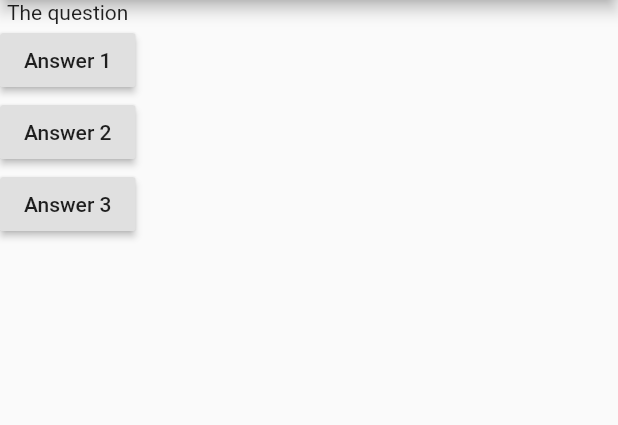
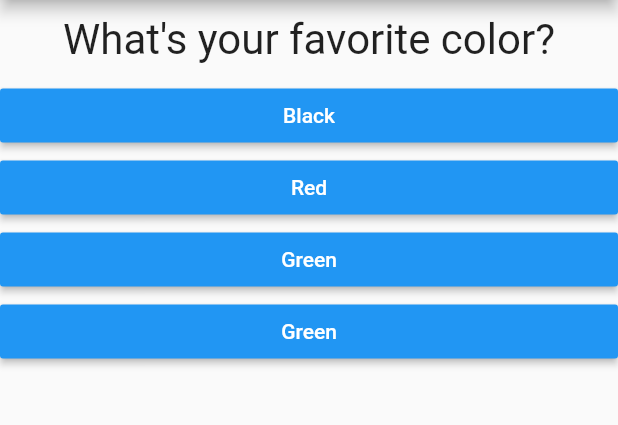
Before and after one commit to martinez96carlos/fluttercourse1, a Flutter app: the screen it shows after launch, on a phone screen of 412 x 824 dp, the part 84-509 px from its top. Run offline on Flutter 3.47's test engine with Material 2 defaults, Android fonts, the phone set to English and light mode, and no system bars.

```diff
--- /dev/null
+++ b/lib/answer.dart
@@ -0,0 +1,21 @@
+import 'package:flutter/material.dart';
+
+class Answer extends StatelessWidget {
+  final Function selectHandler;
+  final String answerText;
+
+  Answer(this.selectHandler, this.answerText);
+
+  @override
+  Widget build(BuildContext context) {
+    return Container(
+      width: double.infinity,
+      child: RaisedButton(
+                color: Colors.blue,
+                textColor: Colors.white,
+                child: Text(answerText),
+                onPressed: selectHandler,
+              ),
+    );
+  }
+}
--- a/lib/main.dart
+++ b/lib/main.dart
@@ -1,46 +1,92 @@
 import 'package:flutter/material.dart';
-
+// import './question.dart';
+// import './answer.dart';
+import './quiz.dart';
+import './result.dart';
 // void main() {
 //   runApp(MyApp());
 // }
 
 void main() => runApp(MyApp());
 
-class MyApp extends StatelessWidget {
+class MyApp extends StatefulWidget {
+  @override
+  State<StatefulWidget> createState() {
+    // TODO: implement createState
+    return _MyAppState();
+  }
+}
+
+class _MyAppState extends State<MyApp> {
+  static const _questions = [
+    {
+      'questionText': 'What\'s your favorite color?',
+      'answers': [
+        {'text': 'Black', 'score': 12},
+        {'text': 'Red', 'score': 9},
+        {'text': 'Green', 'score': 6},
+        {'text': 'Green', 'score': 3},
+      ]
+    },
+    {
+      'questionText': 'What\'s your favorite animal?',
+      'answers': [
+        {'text': 'Rabbit', 'score': 8},
+        {'text': 'Snake', 'score': 6},
+        {'text': 'Lion', 'score': 4},
+        {'text': 'Zebra', 'score': 2},
+      ]
+    },
+    {
+      'questionText': 'Who\'s your favorite instructor',
+      'answers': [
+        {'text': 'Carlos', 'score': 4},
+        {'text': 'Lulu', 'score': 3},
+        {'text': 'Vivi', 'score': 2},
+        {'text': 'Andres', 'score': 1},
+        ]
+    },
+  ];
+  var _questionIndex = 0;
+  var _totalScore = 0;
+
+  void _resetQuiz(){
+    setState(() {
+      _questionIndex = 0;
+      _totalScore = 0;
+    });
+
+  }
+
+  void _answerQuestion(int score) {
+    // var aBool = true;
+    // aBool = false;
+
+    _totalScore += score;
+    setState(() {
+      _questionIndex = _questionIndex + 1;
+    });
+    print(_questionIndex);
+    if (_questionIndex < _questions.length) {
+      print('we have more questions');
+    } else {
+      print('No more questions!');
+    }
+  }
+
   @override
   Widget build(BuildContext context) {
-
-    void answerQuestion() {
-        print('Answer chosen');
-    }
-
-    var questions = [
-      'What\'s your favorite color',
-      'What\'s your favorite animal'
-    ];
     return MaterialApp(
       home: Scaffold(
         appBar: AppBar(
           title: Text('My First App'),
         ),
-        body: Column(children: [
-          Text('The question'),
-          RaisedButton(
-            child: Text('Answer 1'),
-            onPressed: answerQuestion,
-          ),
-          RaisedButton(
-            child: Text('Answer 2'),
-            onPressed: () => print('Answer 2 chosen!'),
-          ),
-          RaisedButton(
-            child: Text('Answer 3'),
-            onPressed: () {
-              // ...
-              print('Answer 3 chosen');
-            },
-          ),
-        ]),
+        body: _questionIndex < _questions.length
+            ? Quiz(
+                answerQuestion: _answerQuestion,
+                questions: _questions,
+                questionIndex: _questionIndex)
+            : Result(_totalScore, _resetQuiz),
       ),
     );
   }
--- /dev/null
+++ b/lib/question.dart
@@ -0,0 +1,20 @@
+import 'package:flutter/material.dart';
+
+class Question extends StatelessWidget {
+  final String questionText;
+
+  Question(this.questionText);
+
+  @override
+  Widget build(BuildContext context) {
+    return Container(
+      width: double.infinity,
+      margin: EdgeInsets.all(10),
+      child: Text(
+        questionText,
+        style: TextStyle(fontSize: 28),
+        textAlign: TextAlign.center,
+      ),
+    );
+  }
+}
--- /dev/null
+++ b/lib/quiz.dart
@@ -0,0 +1,26 @@
+import 'package:flutter/material.dart';
+import './question.dart';
+import './answer.dart';
+
+class Quiz extends StatelessWidget {
+  final Function answerQuestion;
+  final int questionIndex;
+  final List<Map<String, Object>> questions;
+
+  Quiz(
+      {@required this.answerQuestion,
+       @required this.questions,
+       @required this.questionIndex});
+
+  @override
+  Widget build(BuildContext context) {
+    return Column(
+      children: [
+        Question(questions[questionIndex]['questionText']),
+        ...(questions[questionIndex]['answers'] as List<Map<String, Object>>).map((answer) {
+          return Answer(() => answerQuestion(answer['score']), answer['text']);
+        }).toList(),
+      ],
+    );
+  }
+}
```
Also changed, not shown: lib/result.dart (added, +47 -0 lines).
